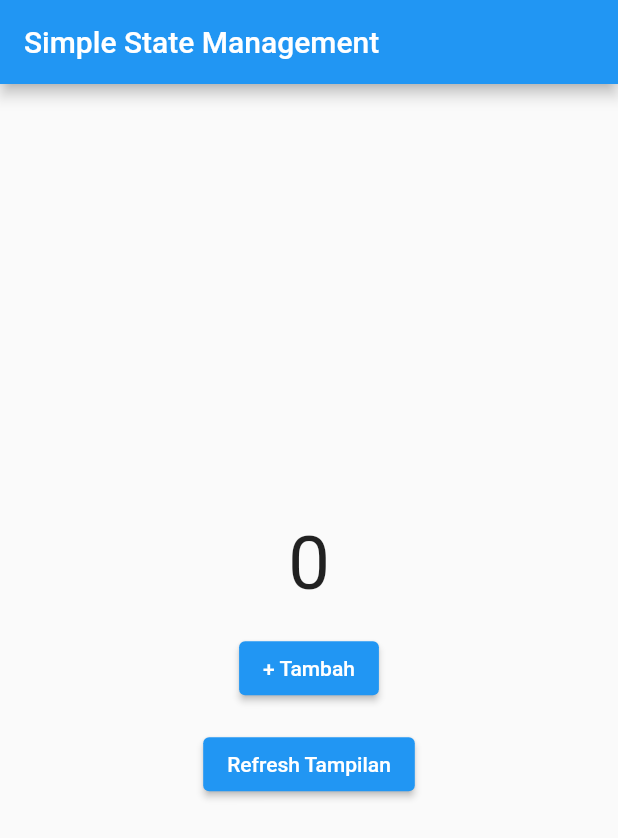
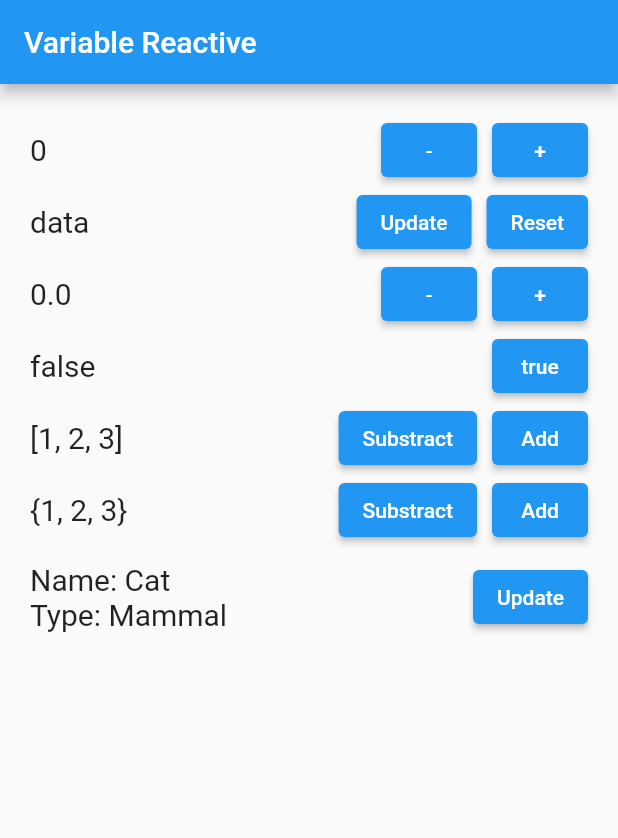
Before and after one commit to triagung128/flutter-getx-learn-basic, a Flutter app: the screen it shows after launch, on a phone screen of 412 x 824 dp. Shown: the top 838 px of the screen. Run offline on Flutter 3.47's test engine with Material 2 defaults, Android fonts, the phone set to English and light mode, and no system bars; our stand-ins replace get.

Commit message:
reactive variable

```diff
--- a/lib/main.dart
+++ b/lib/main.dart
@@ -1,7 +1,7 @@
 import 'package:flutter/material.dart';
 import 'package:get/get.dart';
 
-import './state_management/simple/simple.dart';
+import './variable_reactive/variable_reactive.dart';
 
 void main() => runApp(const MyApp());
 
@@ -12,7 +12,7 @@ class MyApp extends StatelessWidget {
   Widget build(BuildContext context) {
     return GetMaterialApp(
       debugShowCheckedModeBanner: false,
-      home: Simple(),
+      home: VariableReactive(),
     );
   }
 }
--- /dev/null
+++ b/lib/variable_reactive/variable_controller.dart
@@ -0,0 +1,59 @@
+import 'package:get/get.dart';
+
+class VariableController extends GetxController {
+  // Reactive Int
+  RxInt dataInt = 0.obs;
+  void increment() => dataInt++;
+  void decrement() => dataInt--;
+
+  // Reactive String
+  RxString dataString = "data".obs;
+  void updateDataString() => dataString.value = "data (update)";
+  void resetDataString() => dataString.value = "data";
+
+  // Reactive Double
+  RxDouble dataDouble = 0.0.obs;
+  void incrementDataDouble() => dataDouble.value++;
+  void decrementDataDouble() => dataDouble.value--;
+
+  // Reactive Boolean
+  RxBool dataBoolean = false.obs;
+  void updateDataBoolean() {
+    // .isTrue => (data == true)
+    // if (dataBoolean.isTrue) {
+    //   dataBoolean.value = false;
+    // } else {
+    //   dataBoolean.value = true;
+    // }
+
+    // .toggle() => dataBoolean.value = !dataBoolean.value
+    dataBoolean.toggle();
+  }
+
+  // Reactive List
+  RxList<int> dataList = [1, 2, 3].obs;
+  void addDataList() => (dataList.isEmpty)
+      ? dataList.add(1)
+      : dataList.add(dataList[dataList.length - 1] + 1);
+  void substractDataList() =>
+      (dataList.isNotEmpty) ? dataList.removeLast() : "";
+
+  // Reactive Set
+  RxSet<int> dataSet = {1, 2, 3}.obs;
+  void addDataSet() => (dataSet.isEmpty)
+      ? dataSet.add(1)
+      : dataSet.add(dataSet.elementAt(dataSet.length - 1) + 1);
+  void substractDataSet() => (dataSet.isNotEmpty)
+      ? dataSet.remove(dataSet.elementAt(dataSet.length - 1))
+      : "";
+
+  // Reactive Map
+  RxMap<String, dynamic> dataMap = <String, dynamic>{
+    "name": "Cat",
+    "type": "Mammal",
+  }.obs;
+  void updateDataMap() {
+    dataMap["name"] = "Snake";
+    dataMap["type"] = "Reptile";
+  }
+}
--- /dev/null
+++ b/lib/variable_reactive/variable_reactive.dart
@@ -0,0 +1,255 @@
+import 'package:flutter/material.dart';
+import 'package:get/get.dart';
+
+import './variable_controller.dart';
+
+class VariableReactive extends StatelessWidget {
+  VariableReactive({Key? key}) : super(key: key);
+
+  final variableC = Get.put(VariableController());
+
+  @override
+  Widget build(BuildContext context) {
+    return Scaffold(
+      appBar: AppBar(
+        title: const Text("Variable Reactive"),
+      ),
+      body: ListView(
+        padding: const EdgeInsets.all(20),
+        children: [
+          Row(
+            mainAxisAlignment: MainAxisAlignment.spaceBetween,
+            children: [
+              Obx(
+                () => Text(
+                  "${variableC.dataInt}",
+                  style: const TextStyle(
+                    fontSize: 20,
+                  ),
+                ),
+              ),
+              Row(
+                children: [
+                  ElevatedButton(
+                    onPressed: () {
+                      variableC.decrement();
+                    },
+                    child: const Text("-"),
+                  ),
+                  const SizedBox(
+                    width: 10,
+                  ),
+                  ElevatedButton(
+                    onPressed: () {
+                      variableC.increment();
+                    },
+                    child: const Text("+"),
+                  ),
+                ],
+              ),
+            ],
+          ),
+          Row(
+            mainAxisAlignment: MainAxisAlignment.spaceBetween,
+            children: [
+              Obx(
+                () => Text(
+                  "${variableC.dataString}",
+                  style: const TextStyle(
+                    fontSize: 20,
+                  ),
+                ),
+              ),
+              Row(
+                children: [
+                  ElevatedButton(
+                    onPressed: () {
+                      variableC.updateDataString();
+                    },
+                    child: const Text("Update"),
+                  ),
+                  const SizedBox(
+                    width: 10,
+                  ),
+                  ElevatedButton(
+                    onPressed: () {
+                      variableC.resetDataString();
+                    },
+                    child: const Text("Reset"),
+                  ),
+                ],
+              ),
+            ],
+          ),
+          Row(
+            mainAxisAlignment: MainAxisAlignment.spaceBetween,
+            children: [
+              Obx(
+                () => Text(
+                  "${variableC.dataDouble}",
+                  style: const TextStyle(
+                    fontSize: 20,
+                  ),
+                ),
+              ),
+              Row(
+                children: [
+                  ElevatedButton(
+                    onPressed: () {
+                      variableC.decrementDataDouble();
+                    },
+                    child: const Text("-"),
+                  ),
+                  const SizedBox(
+                    width: 10,
+                  ),
+                  ElevatedButton(
+                    onPressed: () {
+                      variableC.incrementDataDouble();
+                    },
+                    child: const Text("+"),
+                  ),
+                ],
+              ),
+            ],
+          ),
+          Row(
+            mainAxisAlignment: MainAxisAlignment.spaceBetween,
+            children: [
+              Obx(
+                () => Text(
+                  "${variableC.dataBoolean}",
+                  style: const TextStyle(
+                    fontSize: 20,
+                  ),
+                ),
+              ),
+              ElevatedButton(
+                onPressed: () {
+                  variableC.updateDataBoolean();
+                },
+                child: Obx(
+                  () => Text("${!(variableC.dataBoolean.value)}"),
+                ),
+              ),
+            ],
+          ),
+          Row(
+            mainAxisAlignment: MainAxisAlignment.spaceBetween,
+            children: [
+              Expanded(
+                child: Obx(
+                  () => Text(
+                    "${variableC.dataList}",
+                    style: const TextStyle(
+                      fontSize: 20,
+                    ),
+                  ),
+                ),
+              ),
+              const SizedBox(
+                width: 10,
+              ),
+              Row(
+                children: [
+                  ElevatedButton(
+                    onPressed: () {
+                      variableC.substractDataList();
+                    },
+                    child: const Text("Substract"),
+                  ),
+                  const SizedBox(
+                    width: 10,
+                  ),
+                  ElevatedButton(
+                    onPressed: () {
+                      variableC.addDataList();
+                    },
+                    child: const Text("Add"),
+                  ),
+                ],
+              ),
+            ],
+          ),
+          Row(
+            mainAxisAlignment: MainAxisAlignment.spaceBetween,
+            children: [
+              Expanded(
+                child: Obx(
+                  () => Text(
+                    "${variableC.dataSet}",
+                    style: const TextStyle(
+                      fontSize: 20,
+                    ),
+                  ),
+                ),
+              ),
+              const SizedBox(
+                width: 10,
+              ),
+              Row(
+                children: [
+                  ElevatedButton(
+                    onPressed: () {
+                      variableC.substractDataSet();
+                    },
+                    child: const Text("Substract"),
+                  ),
+                  const SizedBox(
+                    width: 10,
+                  ),
+                  ElevatedButton(
+                    onPressed: () {
+                      variableC.addDataSet();
+                    },
+                    child: const Text("Add"),
+                  ),
+                ],
+              ),
+            ],
+          ),
+          const SizedBox(
+            height: 10,
+          ),
+          Row(
+            mainAxisAlignment: MainAxisAlignment.spaceBetween,
+            children: [
+              Expanded(
+                child: Column(
+                  crossAxisAlignment: CrossAxisAlignment.start,
+                  children: [
+                    Obx(
+                      () => Text(
+                        "Name: ${variableC.dataMap["name"]}",
+                        style: const TextStyle(
+                          fontSize: 20,
+                        ),
+                      ),
+                    ),
+                    Obx(
+                      () => Text(
+                        "Type: ${variableC.dataMap["type"]}",
+                        style: const TextStyle(
+                          fontSize: 20,
+                        ),
+                      ),
+                    ),
+                  ],
+                ),
+              ),
+              const SizedBox(
+                width: 10,
+              ),
+              ElevatedButton(
+                onPressed: () {
+                  variableC.updateDataMap();
+                },
+                child: const Text("Update"),
+              ),
+            ],
+          ),
+        ],
+      ),
+    );
+  }
+}
```
